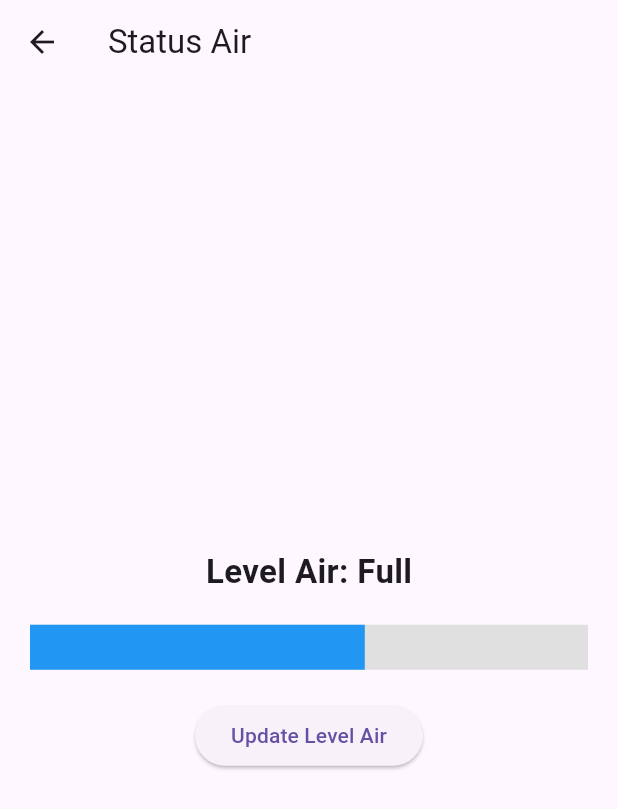
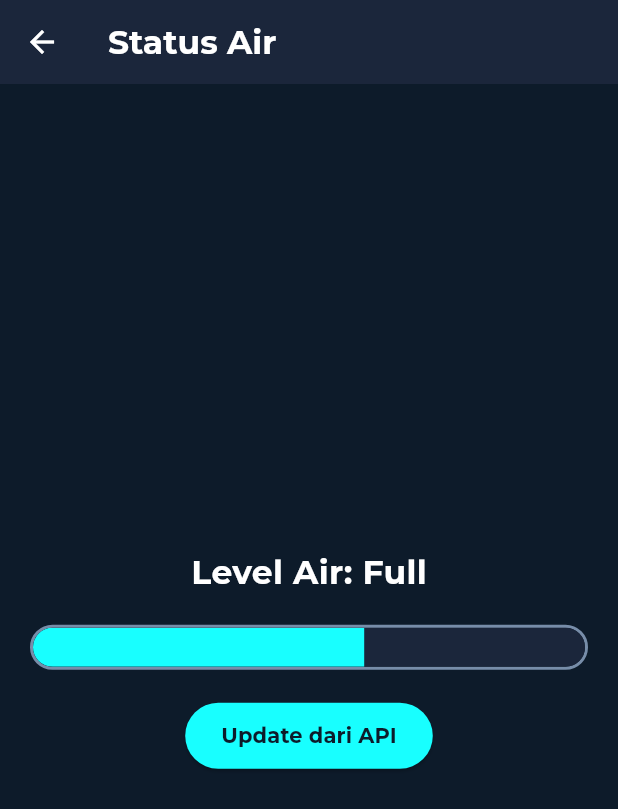
Before and after one commit to ZDHAN-Maker/My_Home_Aplication, a Flutter app: the screen it shows after launch, after a tap on "Keamanan", after a tap on "Status Air", on a phone screen of 412 x 824 dp. Shown: the top 809 px of the screen. Run offline on Flutter 3.47's test engine with Material 3 defaults, Android fonts, the phone set to English and light mode, and no system bars; our stand-ins replace firebase_auth, firebase_core, google_fonts, shared_preferences, table_calendar; accounts and stored records are empty; network calls fail.

Commit message:
Menyelesaikan Tampilan Status Air

```diff
--- a/lib/pages/status_air_page.dart
+++ b/lib/pages/status_air_page.dart
@@ -1,4 +1,7 @@
 import 'package:flutter/material.dart';
+import 'package:http/http.dart' as http;
+import 'dart:convert';
+import 'package:google_fonts/google_fonts.dart';
 
 class StatusAirPage extends StatefulWidget {
   const StatusAirPage({super.key});
@@ -8,7 +11,16 @@ class StatusAirPage extends StatefulWidget {
 }
 
 class _StatusAirPageState extends State<StatusAirPage> {
-  double persentaseAir = 0.6; // 0.0 = habis, 1.0 = full
+  // Definisi tema warna futuristik
+  final Color primaryColor = const Color(0xFF0D1B2A);
+  final Color secondaryColor = const Color(0xFF1B263B);
+  final Color accentColor = const Color(0xFF415A77);
+  final Color highlightColor = const Color(0xFF778DA9);
+  final Color textColor = Colors.white;
+  final Color accentBlue = Colors.cyanAccent;
+
+  double persentaseAir = 0.6; // default sementara
+  bool isLoading = false;
 
   String getStatusAir() {
     if (persentaseAir == 0) return "Habis";
@@ -16,10 +28,46 @@ class _StatusAirPageState extends State<StatusAirPage> {
     return "Full";
   }
 
+  Future<void> fetchData() async {
+    setState(() {
+      isLoading = true;
+    });
+
+    try {
+      final response = await http.get(Uri.parse("http://example.com/api/air")); //api dummy dan sedang menunggu sensor
+
+      if (response.statusCode == 200) {
+        final data = jsonDecode(response.body);
+        setState(() {
+          persentaseAir = (data["persentase"] ?? 0.0).toDouble();
+        });
+      } else {
+        debugPrint("Menunggu API aktif... (status: ${response.statusCode})");
+      }
+    } catch (e) {
+      debugPrint("Menunggu API aktif... ($e)");
+    } finally {
+      setState(() {
+        isLoading = false;
+      });
+    }
+  }
+
+  @override
+  void initState() {
+    super.initState();
+    fetchData();
+  }
+
   @override
   Widget build(BuildContext context) {
     return Scaffold(
-      appBar: AppBar(title: const Text('Status Air')),
+      backgroundColor: primaryColor,
+      appBar: AppBar(
+        title: Text('Status Air', style: GoogleFonts.montserrat(color: textColor, fontWeight: FontWeight.bold)),
+        backgroundColor: secondaryColor,
+        iconTheme: IconThemeData(color: textColor),
+      ),
       body: Padding(
         padding: const EdgeInsets.all(20.0),
         child: Column(
@@ -27,28 +75,52 @@ class _StatusAirPageState extends State<StatusAirPage> {
           children: [
             Text(
               "Level Air: ${getStatusAir()}",
-              style: const TextStyle(fontSize: 22, fontWeight: FontWeight.bold),
-            ),
-            const SizedBox(height: 20),
-            LinearProgressIndicator(
-              value: persentaseAir,
-              minHeight: 30,
-              backgroundColor: Colors.grey[300],
-              valueColor: AlwaysStoppedAnimation<Color>(
-                persentaseAir <= 0.5 ? Colors.orange : Colors.blue,
+              style: GoogleFonts.montserrat(
+                fontSize: 22,
+                fontWeight: FontWeight.bold,
+                color: textColor,
               ),
             ),
             const SizedBox(height: 20),
-            ElevatedButton(
-              onPressed: () {
-                // Contoh simulasi isi/kurangi air
-                setState(() {
-                  persentaseAir += 0.1;
-                  if (persentaseAir > 1) persentaseAir = 0;
-                });
-              },
-              child: const Text("Update Level Air"),
-            )
+            Container(
+              height: 30,
+              decoration: BoxDecoration(
+                borderRadius: BorderRadius.circular(15),
+                border: Border.all(color: highlightColor, width: 2),
+              ),
+              child: ClipRRect(
+                borderRadius: BorderRadius.circular(13),
+                child: LinearProgressIndicator(
+                  value: persentaseAir,
+                  minHeight: 30,
+                  backgroundColor: secondaryColor,
+                  valueColor: AlwaysStoppedAnimation<Color>(
+                    persentaseAir <= 0.5 ? Colors.orange : accentBlue,
+                  ),
+                ),
+              ),
+            ),
+            const SizedBox(height: 20),
+            if (isLoading)
+              const CircularProgressIndicator(color: Colors.cyanAccent)
+            else
+              ElevatedButton(
+                onPressed: fetchData,
+                style: ElevatedButton.styleFrom(
+                  backgroundColor: accentBlue,
+                  foregroundColor: primaryColor,
+                  padding: const EdgeInsets.symmetric(horizontal: 24, vertical: 12),
+                  shape: RoundedRectangleBorder(
+                    borderRadius: BorderRadius.circular(30),
+                  ),
+                ),
+                child: Text(
+                  "Update dari API",
+                  style: GoogleFonts.montserrat(
+                    fontWeight: FontWeight.bold,
+                  ),
+                ),
+              ),
           ],
         ),
       ),
```
